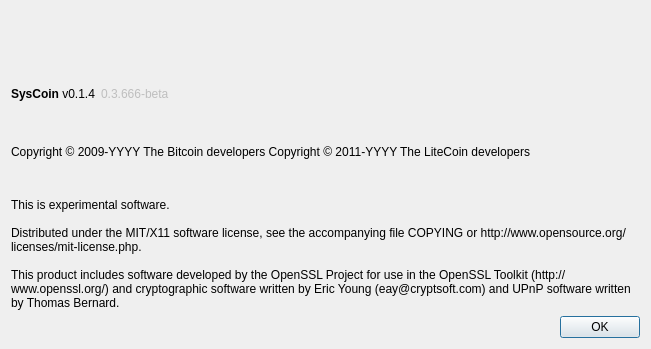
Qt form src/qt/forms/aboutdialog.ui (syscoin/syscoin1) before a commit.
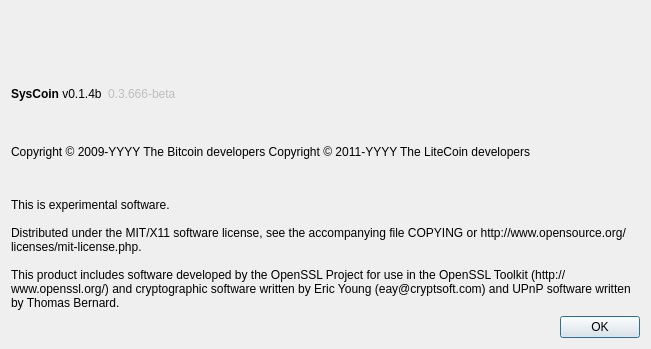
The same form after that commit. Icons and pictures are not drawn.

Commit message: Change QT-Waller About us version to 0.1.4b

```diff
--- a/src/qt/forms/aboutdialog.ui
+++ b/src/qt/forms/aboutdialog.ui
@@ -35,7 +35,7 @@
         <cursorShape>IBeamCursor</cursorShape>
        </property>
        <property name="text">
-        <string>&lt;html&gt;&lt;head/&gt;&lt;body&gt;&lt;p&gt;&lt;span style=&quot; font-weight:600;&quot;&gt;SysCoin&lt;/span&gt; v0.1.4&lt;/p&gt;&lt;/body&gt;&lt;/html&gt;</string>
+        <string>&lt;html&gt;&lt;head/&gt;&lt;body&gt;&lt;p&gt;&lt;span style=&quot; font-weight:600;&quot;&gt;SysCoin&lt;/span&gt; v0.1.4b&lt;/p&gt;&lt;/body&gt;&lt;/html&gt;</string>
        </property>
        <property name="textInteractionFlags">
         <set>Qt::LinksAccessibleByMouse|Qt::TextSelectableByKeyboard|Qt::TextSelectableByMouse</set>
```
